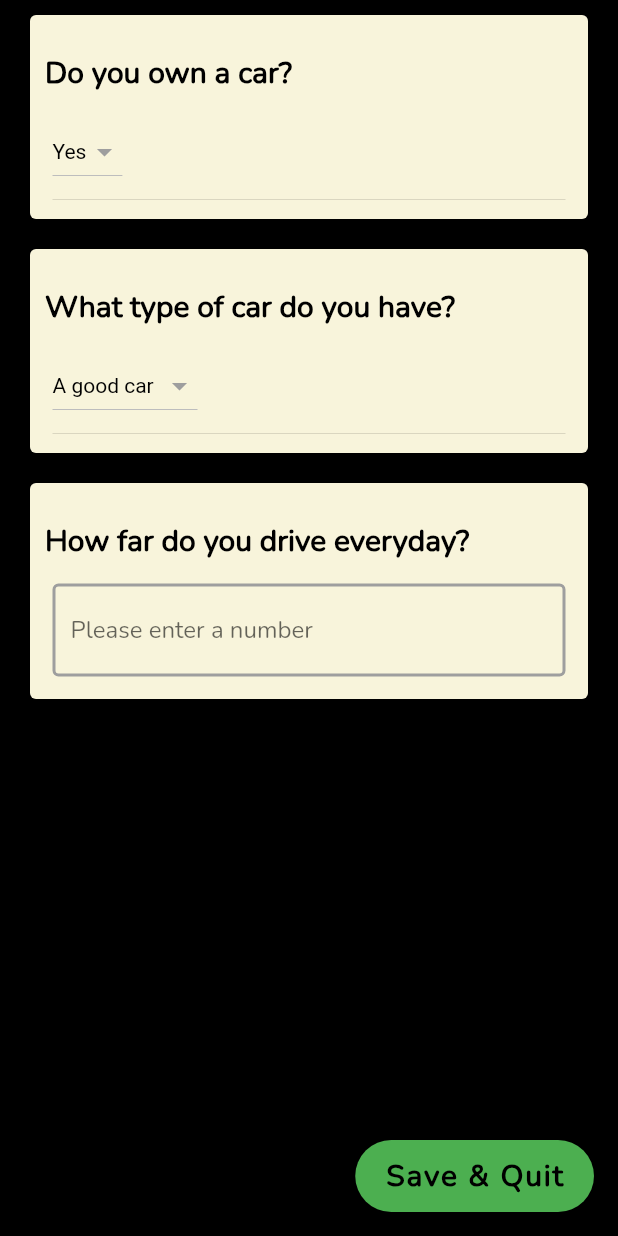
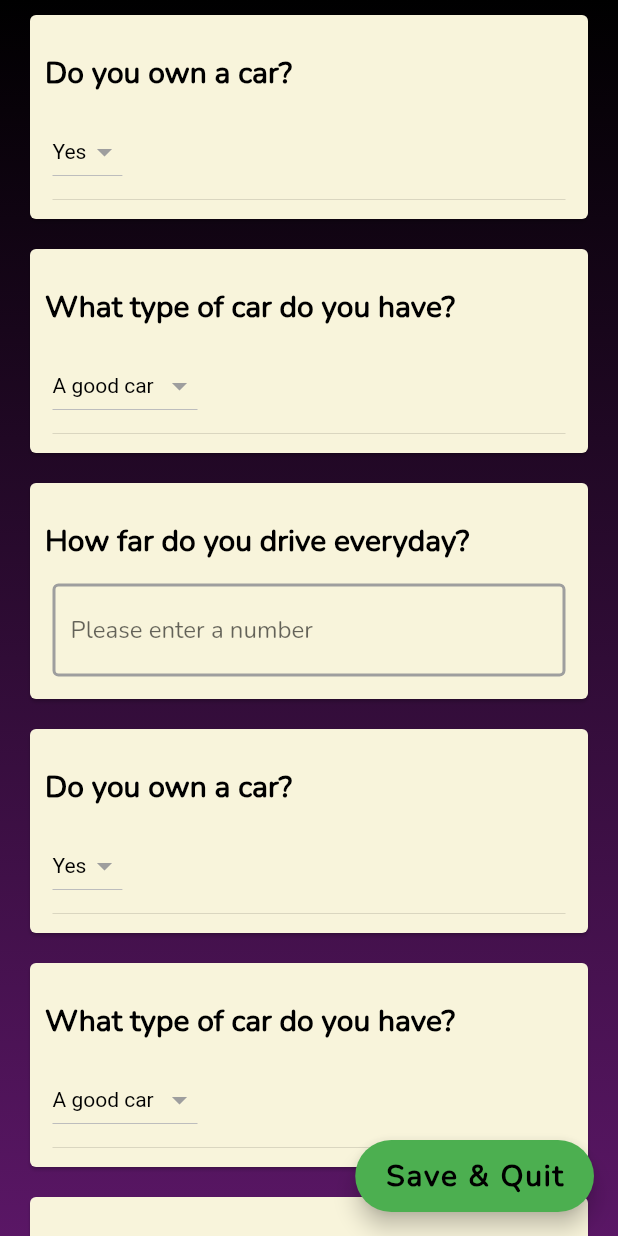
Before and after one commit to csc301-fall-2021/team-project-9-greenpeeps, a Flutter app: the InitialQuestionnaire screen opened by its route, on a phone screen of 412 x 824 dp. Run offline on Flutter 3.47's test engine with Material 2 defaults, Android fonts, the phone set to English and light mode, and no system bars; our stand-ins replace firebase_core, pie_chart, tuple; missing offline and left inert: firebase_core_web; accounts and stored records are empty.

Commit message:
edit ui design - gradient!

```diff
--- a/green_peeps_app/lib/initial_questionnaire.dart
+++ b/green_peeps_app/lib/initial_questionnaire.dart
@@ -27,6 +27,24 @@ class _InitialQuestionnaireState extends State<InitialQuestionnaire> {
 
 
   List<Question> questions = [
+    Question(id: "q1", text: "Do you own a car?", fieldType: 1, type: 0,
+    tags: ["Travel"], answers: {"Yes": q1AnswerYes, "No": q1AnswerNo}),
+    Question(id: "q2", text: "What type of car do you have?",
+        fieldType: 2, type: 2, tags: ["Travel"],
+        answers: {"A good car": q2AnswerGood,
+        "An okay car": q2AnswerOkay, "A bad car": q2AnswerBad}),
+    Question(id: "q3", text: "How far do you drive everyday?",
+        fieldType: 0, type: 1, tags: ["Travel"],
+        answers: {"default": q3AnswerDefault}),
+    Question(id: "q1", text: "Do you own a car?", fieldType: 1, type: 0,
+        tags: ["Travel"], answers: {"Yes": q1AnswerYes, "No": q1AnswerNo}),
+    Question(id: "q2", text: "What type of car do you have?",
+        fieldType: 2, type: 2, tags: ["Travel"],
+        answers: {"A good car": q2AnswerGood,
+          "An okay car": q2AnswerOkay, "A bad car": q2AnswerBad}),
+    Question(id: "q3", text: "How far do you drive everyday?",
+        fieldType: 0, type: 1, tags: ["Travel"],
+        answers: {"default": q3AnswerDefault}),
     Question(id: "q1", text: "Do you own a car?", fieldType: 1, type: 0,
         tags: ["Travel"], answers: {"Yes": q1AnswerYes, "No": q1AnswerNo}),
     Question(id: "q2", text: "What type of car do you have?",
@@ -66,8 +84,15 @@ class _InitialQuestionnaireState extends State<InitialQuestionnaire> {
   Widget build(BuildContext context) {
     _createResponses();
     int i = 0;
-    return Scaffold(
-      backgroundColor: Colors.black, // TODO gradient??
+    return SafeArea(
+      child: Container(
+        // decoration: BoxDecoration(
+        //     gradient: LinearGradient(
+        //         begin: Alignment.topCenter,
+        //         end: Alignment.bottomCenter,
+        //         colors: [Colors.black, Colors.purple])),
+        child: Scaffold(
+          backgroundColor: Colors.transparent,
           floatingActionButton: FloatingActionButton.extended(
               onPressed: () {
                 _saveResponses();
@@ -83,8 +108,13 @@ class _InitialQuestionnaireState extends State<InitialQuestionnaire> {
               ),
               backgroundColor: Colors.green,
           ),
-      body: SafeArea(
-        child: SingleChildScrollView(
+          body: SingleChildScrollView(
+              child: Container(
+                decoration: BoxDecoration(
+                    gradient: LinearGradient(
+                        begin: Alignment.topCenter,
+                        end: Alignment.bottomCenter,
+                        colors: [Colors.black, Colors.purple])),
                 child: Column(
                     children: <Widget>[
                       for(int i = 0 ; i < questions.length ; i++)
@@ -92,7 +122,9 @@ class _InitialQuestionnaireState extends State<InitialQuestionnaire> {
                         QuestionnaireCard(question: questions[i],
                             response: responses[i])
                       ]
+                  ),
               )
+          ),
         ),
       ),
     );
```
Lines whose indentation alone changed are shown as unchanged.
